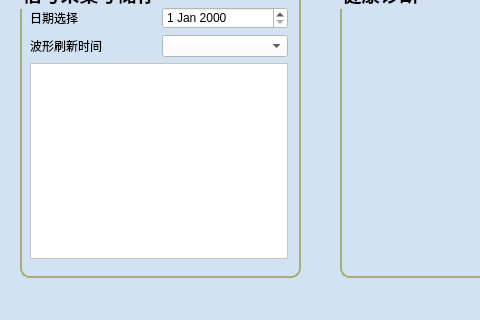
zkqiu/robot_doctor, file vibrationdialog.ui: the form before one commit; both pictures show x 0 to 480 and y 343 to 663 of the 1041 by 663 pixel window.
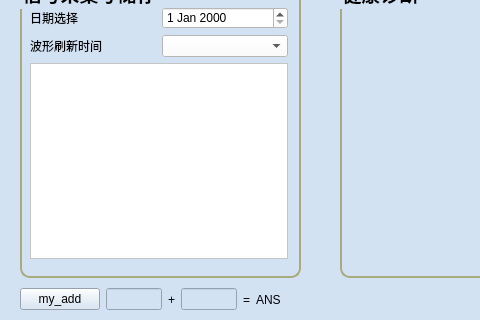
The form after the commit. Icons and pictures are not drawn. Custom widgets are drawn as their Qt base class.

Diff of the .ui file:
```diff
--- a/vibrationdialog.ui
+++ b/vibrationdialog.ui
@@ -462,6 +462,52 @@
     </layout>
    </widget>
   </widget>
+  <widget class="QWidget" name="">
+   <property name="geometry">
+    <rect>
+     <x>20</x>
+     <y>630</y>
+     <width>261</width>
+     <height>25</height>
+    </rect>
+   </property>
+   <layout class="QHBoxLayout" name="horizontalLayout_7">
+    <item>
+     <widget class="QPushButton" name="pushButton">
+      <property name="text">
+       <string>my_add</string>
+      </property>
+     </widget>
+    </item>
+    <item>
+     <widget class="QLineEdit" name="lineEdit"/>
+    </item>
+    <item>
+     <widget class="QLabel" name="label">
+      <property name="text">
+       <string>+</string>
+      </property>
+     </widget>
+    </item>
+    <item>
+     <widget class="QLineEdit" name="lineEdit_2"/>
+    </item>
+    <item>
+     <widget class="QLabel" name="label_2">
+      <property name="text">
+       <string>=</string>
+      </property>
+     </widget>
+    </item>
+    <item>
+     <widget class="QLabel" name="label_3">
+      <property name="text">
+       <string>ANS</string>
+      </property>
+     </widget>
+    </item>
+   </layout>
+  </widget>
   <zorder>figureListWidget</zorder>
   <zorder>groupBox</zorder>
   <zorder>groupBox_2</zorder>
```
Left out of the diff: 6 changed lines with no effect on the pictures.
